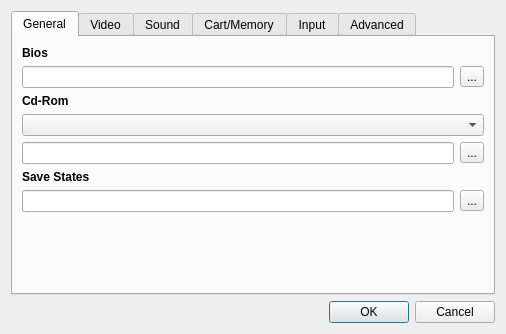
KitoHo/yabause, file yabause/src/qt/ui/UISettings.ui: the form before one commit.
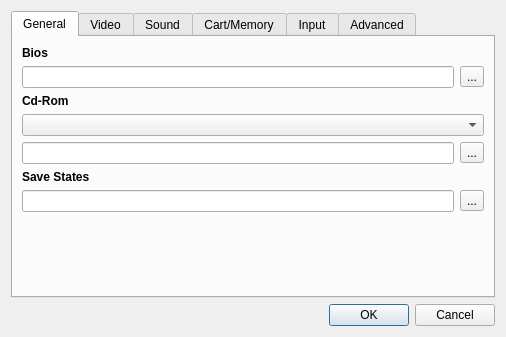
The form after the commit.

Commit message: UISettings class is finished ( gtk clone ) Maybe it will need change to be compatible with the gtk ini file ?

```diff
--- a/yabause/src/qt/ui/UISettings.ui
+++ b/yabause/src/qt/ui/UISettings.ui
@@ -6,7 +6,7 @@
     <x>0</x>
     <y>0</y>
     <width>506</width>
-    <height>334</height>
+    <height>337</height>
    </rect>
   </property>
   <property name="windowTitle" >
```
Left out of the diff: 78 changed lines with no effect on the pictures. The commit also changes 2 other files.
